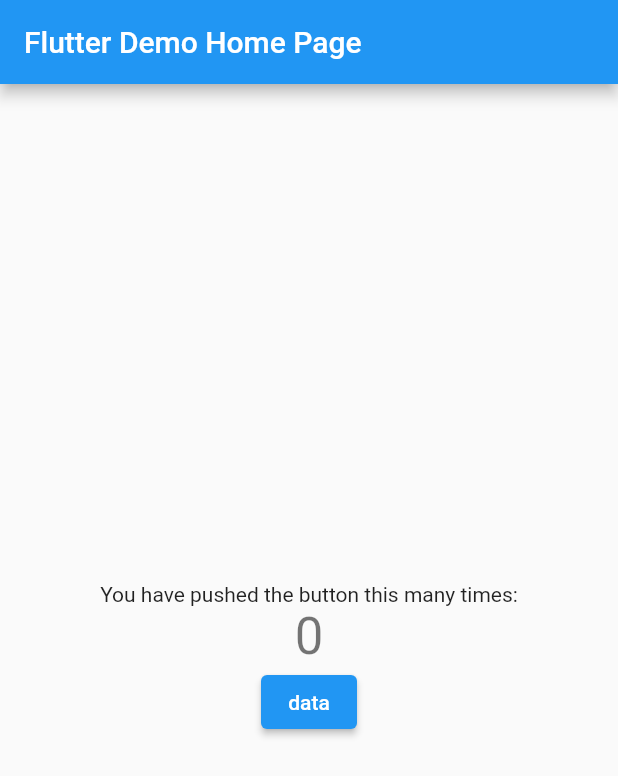
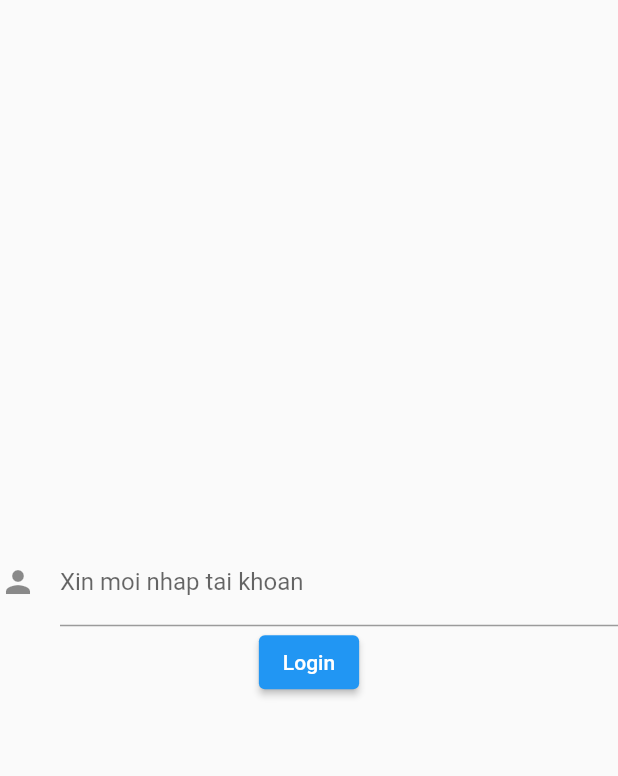
Before and after one commit to hovanduong/demo_provider, a Flutter app: the screen it shows after launch, on a phone screen of 412 x 824 dp. Shown: the top 776 px of the screen. Run offline on Flutter 3.47's test engine with Material 2 defaults, Android fonts, the phone set to English and light mode, and no system bars.

Commit message:
update login screen

```diff
--- a/demo_provider/lib/main.dart
+++ b/demo_provider/lib/main.dart
@@ -1,6 +1,7 @@
-import 'package:demo_provider/home.dart';
-import 'package:demo_provider/home_model.dart';
+import 'package:demo_provider/src/home/home.dart';
+import 'package:demo_provider/src/login/login_screen.dart';
 import 'package:flutter/material.dart';
+
 
 void main() {
 runApp(
@@ -18,7 +19,7 @@ class MyApp extends StatelessWidget {
       theme: ThemeData(
         primarySwatch: Colors.blue,
       ),
-      home: const MyHomePage(title: 'Flutter Demo Home Page'),
+      home: const LoginScreen()
     );
   }
 }
--- a/demo_provider/lib/home.dart
+++ b/demo_provider/lib/src/home/home.dart
@@ -1,6 +1,7 @@
-import 'package:demo_provider/home_model.dart';
 import 'package:flutter/material.dart';
 import 'package:provider/provider.dart';
+
+import 'home_model.dart';
 
 class MyHomePage extends StatefulWidget {
   const MyHomePage({Key? key, required this.title}) : super(key: key);
--- /dev/null
+++ b/demo_provider/lib/src/login/components/input_text_from_filed.dart
@@ -0,0 +1,20 @@
+import 'package:flutter/material.dart';
+
+class InputWidget extends StatelessWidget {
+  const InputWidget({Key? key, required this.hinteText,required this.labelText,required this.controller}) : super(key: key);
+  final hinteText;
+  final  labelText;
+  final TextEditingController controller;
+  @override
+  Widget build(BuildContext context) {
+    return TextFormField(
+      controller: controller,
+  decoration:  InputDecoration(
+    icon: const Icon(Icons.person),
+    hintText: hinteText,
+    labelText: labelText,
+
+  ));
+
+}
+}
--- /dev/null
+++ b/demo_provider/lib/src/login/login.dart
@@ -0,0 +1,2 @@
+export 'login_screen.dart';
+export 'login_viewmodel.dart';
--- /dev/null
+++ b/demo_provider/lib/src/login/login_screen.dart
@@ -0,0 +1,89 @@
+import 'package:demo_provider/src/login/login_viewmodel.dart';
+import 'package:flutter/material.dart';
+import 'package:flutter/rendering.dart';
+import 'package:provider/provider.dart';
+
+import 'components/input_text_from_filed.dart';
+
+class LoginScreen extends StatefulWidget {
+  const LoginScreen({Key? key}) : super(key: key);
+
+  @override
+  State<LoginScreen> createState() => _LoginScreenState();
+}
+
+class _LoginScreenState extends State<LoginScreen> {
+  late TextEditingController inputEmailController;
+  @override
+  void initState() {
+    inputEmailController = TextEditingController();
+    super.initState();
+  }
+
+  @override
+  Widget build(BuildContext context) {
+    return ChangeNotifierProvider<LoginViewModel>(
+      create: (context) => LoginViewModel(),
+      child: Consumer<LoginViewModel>(builder: (context, viewModel, child) {
+        return Scaffold(
+            body: Column(
+          mainAxisAlignment: MainAxisAlignment.center,
+          children: [
+            InputWidget(
+              controller: inputEmailController,
+              hinteText: 'Tai khoan',
+              labelText: 'Xin moi nhap tai khoan ',
+            ),
+            //  const   InputWidget(
+            //       hinteText: 'Mat khau',
+            //       labelText: 'Xin moi nhap mat khau',
+            //     ),
+            ElevatedButton(
+              onPressed: () {
+               final error= viewModel.checkValidInputEmail(inputEmailController.text);
+               if(error.isEmpty){
+                 // router home
+               }else{
+                 showAlertDialog(context,error);
+               }
+              },
+              child: const Text('Login'),
+            )
+          ],
+        ));
+      }),
+    );
+  }
+  showAlertDialog(BuildContext context,String error) {
+
+  // set up the buttons
+  Widget cancelButton = TextButton(
+    child: const Text("Cancel"),
+    onPressed:  () {},
+  );
+  Widget continueButton = TextButton(
+    child:  const Text("Oke"),
+    onPressed:  () {
+    Navigator.of(context).pop(); // dismiss dialog
+    },
+  );
+
+  // set up the AlertDialog
+  AlertDialog alert = AlertDialog(
+    title: const Text("Message"),
+    content: Text('$error'),
+    actions: [
+      cancelButton,
+      continueButton,
+    ],
+  );
+
+  // show the dialog
+  showDialog(
+    context: context,
+    builder: (BuildContext context) {
+      return alert;
+    },
+  );
+}
+}
```
Also changed, not shown: demo_provider/lib/src/login/login_viewmodel.dart (added, +24 -0 lines), demo_provider/lib/src/home/home_model.dart (renamed from demo_provider/lib/home_model.dart), demo_provider/pubspec.lock, 1 other file.
